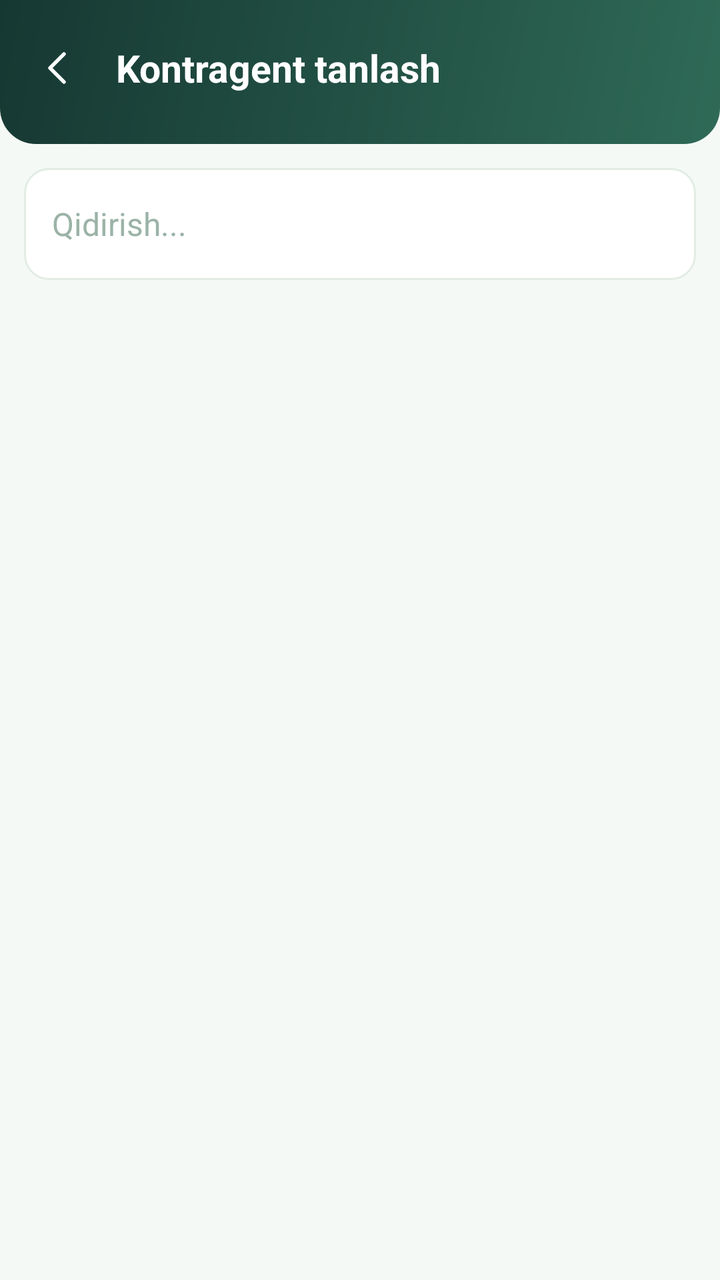
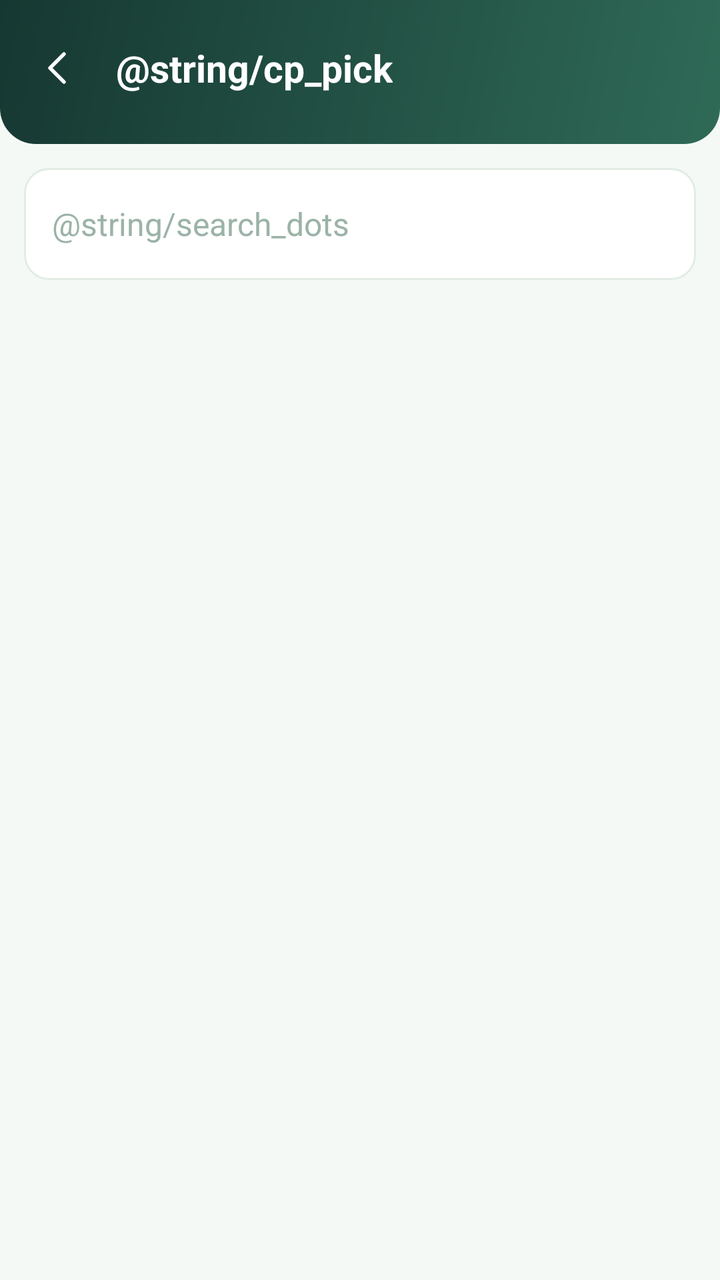

Screens rendered from an Android XML layout before and after an edit, with the pre-edit source and the edit as a unified diff.
<!-- AndroidManifest.xml: application theme Theme.SevimliTZD -->
<!-- res/layout/activity_counterparty.xml -->
<?xml version="1.0" encoding="utf-8"?>
<LinearLayout xmlns:android="http://schemas.android.com/apk/res/android"
    xmlns:app="http://schemas.android.com/apk/res-auto"
    android:layout_width="match_parent"
    android:layout_height="match_parent"
    android:orientation="vertical"
    android:background="@color/bg_light">

    <LinearLayout
        android:layout_width="match_parent"
        android:layout_height="wrap_content"
        android:orientation="horizontal"
        android:gravity="center_vertical"
        android:background="@drawable/bg_header"
        android:paddingStart="6dp"
        android:paddingEnd="8dp"
        android:paddingTop="10dp"
        android:paddingBottom="14dp">

        <ImageView
            android:id="@+id/btnBack"
            android:layout_width="48dp"
            android:layout_height="48dp"
            android:padding="12dp"
            android:src="@drawable/j_ic_back"
            app:tint="@color/white"
            android:background="?attr/selectableItemBackgroundBorderless"
            android:contentDescription="Orqaga" />

        <LinearLayout
            android:layout_width="0dp"
            android:layout_height="wrap_content"
            android:layout_weight="1"
            android:layout_marginStart="4dp"
            android:orientation="vertical">

            <TextView
                style="@style/J.HeadTitle"
                android:text="Kontragent tanlash" />
        </LinearLayout>

    </LinearLayout>

    <EditText
        android:id="@+id/search"
        style="@style/J.Field"
        android:layout_marginStart="12dp"
        android:layout_marginEnd="12dp"
        android:layout_marginTop="12dp"
        android:hint="Qidirish..."
        android:inputType="text"
        android:imeOptions="actionSearch"
        android:importantForAutofill="no" />

    <ProgressBar
        android:id="@+id/loading"
        android:layout_width="30dp"
        android:layout_height="30dp"
        android:layout_gravity="center_horizontal"
        android:layout_margin="12dp"
        android:indeterminateTint="@color/brand"
        android:visibility="gone" />

    <ScrollView
        android:layout_width="match_parent"
        android:layout_height="0dp"
        android:layout_weight="1"
        android:overScrollMode="never">

        <LinearLayout
            android:id="@+id/list"
            android:layout_width="match_parent"
            android:layout_height="wrap_content"
            android:orientation="vertical"
            android:paddingStart="14dp"
            android:paddingEnd="14dp"
            android:paddingBottom="14dp" />
    </ScrollView>
</LinearLayout>
<!-- resources referenced by this layout -->
<resources>
  <color name="bg_light">#F5F9F6</color>
  <color name="brand">#235347</color>
  <color name="white">#FFFFFF</color>
  <!-- drawable bg_header (drawable) -->
  <?xml version="1.0" encoding="utf-8"?>
  <shape xmlns:android="http://schemas.android.com/apk/res/android"
      android:shape="rectangle">
      <gradient
          android:angle="135"
          android:startColor="@color/brand_soft"
          android:endColor="@color/brand_dark" />
      <corners
          android:bottomLeftRadius="18dp"
          android:bottomRightRadius="18dp" />
  </shape>
  <!-- drawable j_ic_back (drawable) -->
  <vector xmlns:android="http://schemas.android.com/apk/res/android"
      android:width="24dp" android:height="24dp"
      android:viewportWidth="24" android:viewportHeight="24"
      android:tint="@color/brand">
      <path android:pathData="M14,5 L7,12 L14,19" android:strokeColor="#FF000000" android:strokeWidth="1.8" android:strokeLineCap="round" android:strokeLineJoin="round" android:fillColor="#00000000"/>
  </vector>
  <style name="J.Field" parent="">
          <item name="android:layout_width">match_parent</item>
          <item name="android:layout_height">56dp</item>
          <item name="android:background">@drawable/j_field</item>
          <item name="android:paddingStart">14dp</item>
          <item name="android:paddingEnd">14dp</item>
          <item name="android:textSize">16sp</item>
          <item name="android:textColor">@color/text_dark</item>
          <item name="android:textColorHint">#9BB3A7</item>
          <item name="android:maxLines">1</item>
      </style>
  <style name="J.HeadTitle" parent="">
          <item name="android:layout_width">wrap_content</item>
          <item name="android:layout_height">wrap_content</item>
          <item name="android:textSize">19sp</item>
          <item name="android:textStyle">bold</item>
          <item name="android:textColor">@color/white</item>
      </style>
  <style name="Theme.SevimliTZD" parent="Theme.Material3.Light.NoActionBar">
          <item name="colorPrimary">@color/brand</item>
          <item name="colorOnPrimary">@color/white</item>
          <item name="android:statusBarColor">@color/brand_dark</item>
          <item name="android:windowBackground">@color/bg_light</item>
          
          <item name="android:alertDialogTheme">@style/JamlovDialog</item>
      </style>
  <color name="brand_soft">#2F6A57</color>
  <color name="brand_dark">#163832</color>
  <!-- drawable j_field (drawable) -->
  <shape xmlns:android="http://schemas.android.com/apk/res/android" android:shape="rectangle">
      <solid android:color="@color/white"/>
      <corners android:radius="12dp"/>
      <stroke android:width="1dp" android:color="@color/card_stroke"/></shape>
  <color name="text_dark">#051F20</color>
  <color name="card_stroke">#E2ECE5</color>
  <!-- drawable j_dialog_bg (drawable) -->
  <?xml version="1.0" encoding="utf-8"?>
  <shape xmlns:android="http://schemas.android.com/apk/res/android" android:shape="rectangle">
      <solid android:color="@color/white"/>
      <corners android:radius="20dp"/>
  </shape>
  <style name="JamlovDialogTitle" parent="android:TextAppearance.Material.DialogWindowTitle">
          <item name="android:textSize">19sp</item>
          <item name="android:textStyle">bold</item>
          <item name="android:textColor">@color/text_dark</item>
      </style>
  <style name="JamlovDialogBtn" parent="android:Widget.Material.Button.Borderless.Colored">
          <item name="android:textColor">@color/brand</item>
          <item name="android:textSize">16sp</item>
          <item name="android:textStyle">bold</item>
          <item name="android:textAllCaps">false</item>
          <item name="android:minHeight">52dp</item>
          <item name="android:minWidth">92dp</item>
      </style>
  <!-- unchanged entries left out for length: 1 -->
</resources>

<!-- the commit's change to res/layout/activity_counterparty.xml (unified diff, before → after) -->
@@ -25,7 +25,7 @@
             android:src="@drawable/j_ic_back"
             app:tint="@color/white"
             android:background="?attr/selectableItemBackgroundBorderless"
-            android:contentDescription="Orqaga" />
+            android:contentDescription="@string/back" />
 
         <LinearLayout
             android:layout_width="0dp"
@@ -36,7 +36,7 @@
 
             <TextView
                 style="@style/J.HeadTitle"
-                android:text="Kontragent tanlash" />
+                android:text="@string/cp_pick" />
         </LinearLayout>
 
     </LinearLayout>
@@ -47,7 +47,7 @@
         android:layout_marginStart="12dp"
         android:layout_marginEnd="12dp"
         android:layout_marginTop="12dp"
-        android:hint="Qidirish..."
+        android:hint="@string/search_dots"
         android:inputType="text"
         android:imeOptions="actionSearch"
         android:importantForAutofill="no" />
<!-- resource entries referenced after the edit -->
@@ -22,6 +22,9 @@
       android:tint="@color/brand">
       <path android:pathData="M14,5 L7,12 L14,19" android:strokeColor="#FF000000" android:strokeWidth="1.8" android:strokeLineCap="round" android:strokeLineJoin="round" android:fillColor="#00000000"/>
   </vector>
+  <string name="back">Orqaga</string>
+  <string name="cp_pick">Kontragent tanlash</string>
+  <string name="search_dots">Qidirish...</string>
   <style name="J.Field" parent="">
           <item name="android:layout_width">match_parent</item>
           <item name="android:layout_height">56dp</item>
